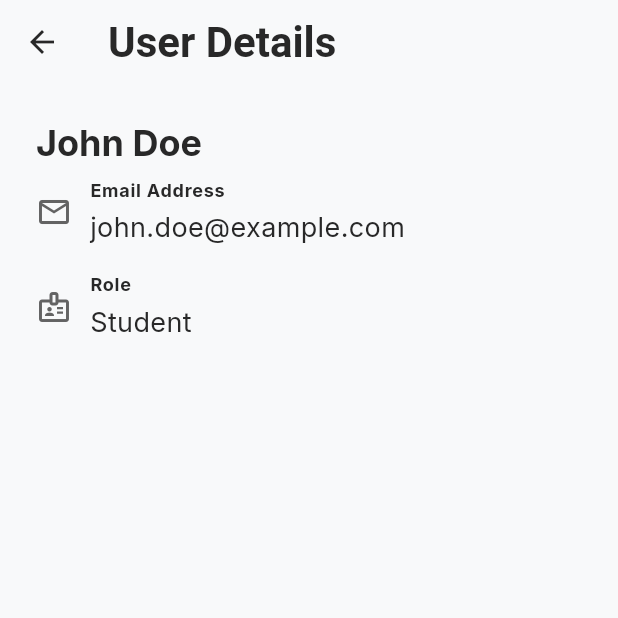
After one commit to allinoneholdings/dushan_eduone, a Flutter app: the PageUsers screen opened directly, after a tap on "John Doe", on a phone screen of 412 x 824 dp, the top half of it. The commit adds this screen. Run offline on Flutter 3.47's test engine with Material 3 defaults, Android fonts, the phone set to English and light mode, and no system bars; our stand-ins replace google_fonts.

Commit message:
Add user details page and update admin UI
feat: UserDetailsPage for viewing user information in detail.
fix: users admin page to allow navigation to the user details page on tap.
 fix: refines the course and user page titles.
Also improves the layout and styling of the custom status card widget.

```diff
--- a/lib/screens/admin/page_courses.dart
+++ b/lib/screens/admin/page_courses.dart
@@ -14,7 +14,7 @@ class PageCourses extends StatelessWidget {
     return Scaffold(
       appBar: AppBar(
         title: Text(
-          'Manage Courses',
+          'Courses',
           style: textTheme.headlineLarge!.copyWith(fontWeight: FontWeight.bold),
         ),
         actions: [
--- a/lib/screens/admin/page_users.dart
+++ b/lib/screens/admin/page_users.dart
@@ -1,6 +1,5 @@
-import 'package:flutter/cupertino.dart';
+import 'package:edu_one/screens/admin/user_details_page.dart';
 import 'package:flutter/material.dart';
-
 import '../../widgets/custom_text_form_field.dart';
 import 'add_edit_user_page.dart';
 
@@ -15,7 +14,7 @@ class PageUsers extends StatelessWidget {
     return Scaffold(
       appBar: AppBar(
         title: Text(
-          'Manage Users',
+          'Users',
           style: textTheme.headlineLarge!.copyWith(fontWeight: FontWeight.bold),
         ),
         actions: [
@@ -77,6 +76,17 @@ class PageUsers extends StatelessWidget {
         side: BorderSide(color: colorScheme.outlineVariant, width: 1.0),
       ),
       margin: const EdgeInsets.only(bottom: 16.0),
+      child: InkWell(
+        onTap: () {
+          // Navigate to the UserDetailsPage and pass the user data
+          Navigator.push(
+            context,
+            MaterialPageRoute(
+              builder: (context) => UserDetailsPage(user: user),
+            ),
+          );
+        },
+        borderRadius: BorderRadius.circular(12.0),
         child: Padding(
           padding: const EdgeInsets.all(16.0),
           child: Row(
@@ -137,6 +147,7 @@ class PageUsers extends StatelessWidget {
             ],
           ),
         ),
+      ),
     );
   }
 
--- /dev/null
+++ b/lib/screens/admin/user_details_page.dart
@@ -0,0 +1,100 @@
+import 'package:flutter/material.dart';
+
+class UserDetailsPage extends StatelessWidget {
+  final Map<String, dynamic> user;
+
+  const UserDetailsPage({super.key, required this.user});
+
+  @override
+  Widget build(BuildContext context) {
+    final colorScheme = Theme.of(context).colorScheme;
+    final textTheme = Theme.of(context).textTheme;
+
+    return Scaffold(
+      appBar: AppBar(
+        title: Text(
+          'User Details',
+          style: textTheme.headlineMedium!.copyWith(
+            fontWeight: FontWeight.bold,
+          ),
+        ),
+      ),
+      body: SafeArea(
+        child: Padding(
+          padding: const EdgeInsets.all(24.0),
+          child: Column(
+            crossAxisAlignment: CrossAxisAlignment.start,
+            children: [
+              // User Name
+              Text(
+                user['name']!,
+                style: textTheme.headlineLarge!.copyWith(
+                  fontWeight: FontWeight.bold,
+                  color: colorScheme.onSurface,
+                ),
+              ),
+              const SizedBox(height: 8.0),
+
+              // User Email
+              _buildDetailRow(
+                context,
+                icon: Icons.email_outlined,
+                label: 'Email Address',
+                value: user['email']!,
+              ),
+              const SizedBox(height: 16.0),
+
+              // User Role
+              _buildDetailRow(
+                context,
+                icon: Icons.badge_outlined,
+                label: 'Role',
+                value: user['role']!,
+              ),
+              const SizedBox(height: 16.0),
+
+              // You can add more user details here as needed
+            ],
+          ),
+        ),
+      ),
+    );
+  }
+
+  Widget _buildDetailRow(BuildContext context, {
+    required IconData icon,
+    required String label,
+    required String value,
+  }) {
+    final colorScheme = Theme.of(context).colorScheme;
+    final textTheme = Theme.of(context).textTheme;
+
+    return Row(
+      children: [
+        Icon(icon, color: colorScheme.onSurfaceVariant),
+        const SizedBox(width: 12.0),
+        Expanded(
+          child: Column(
+            crossAxisAlignment: CrossAxisAlignment.start,
+            children: [
+              Text(
+                label,
+                style: textTheme.labelSmall!.copyWith(
+                  fontWeight: FontWeight.bold,
+                  color: colorScheme.onSurface,
+                ),
+              ),
+              const SizedBox(height: 4.0),
+              Text(
+                value,
+                style: textTheme.bodyMedium!.copyWith(
+                  color: colorScheme.onSurface,
+                ),
+              ),
+            ],
+          ),
+        ),
+      ],
+    );
+  }
+}
--- a/lib/widgets/custom_status_card.dart
+++ b/lib/widgets/custom_status_card.dart
@@ -7,14 +7,14 @@ class CustomStatusCard extends StatelessWidget {
   final String title;
   final String value;
 
-
-
   const CustomStatusCard({
     super.key,
-    this.onTap, required this.containerColor, required this.icon, required this.title, required this.value,
+    this.onTap,
+    required this.containerColor,
+    required this.icon,
+    required this.title,
+    required this.value,
   });
-
-
 
   @override
   Widget build(BuildContext context) {
@@ -22,25 +22,23 @@ class CustomStatusCard extends StatelessWidget {
     final textTheme = Theme.of(context).textTheme;
     return Expanded(
       child: Container(
-        padding: const EdgeInsets.all(16.0),
+        padding: const EdgeInsets.all(10.0),
         decoration: BoxDecoration(
           color: containerColor,
-          borderRadius: BorderRadius.circular(12.0),
+          borderRadius: BorderRadius.circular(8.0),
         ),
         child: Column(
           crossAxisAlignment: CrossAxisAlignment.start,
           children: [
-            Icon(icon, size: 32, color: Theme.of(context).colorScheme.onSurfaceVariant),
+            Icon(
+              icon,
+              size: 32,
+              color: Theme.of(context).colorScheme.onSurfaceVariant,
+            ),
             const SizedBox(height: 8.0),
-            Text(
-              title,
-              style: textTheme.labelSmall,
-            ),
+            Text(title, style: textTheme.labelSmall),
             const SizedBox(height: 4.0),
-            Text(
-              value,
-              style: textTheme.headlineLarge,
-            ),
+            Text(value, style: textTheme.headlineLarge),
           ],
         ),
       ),
```
Lines whose indentation alone changed are shown as unchanged.
